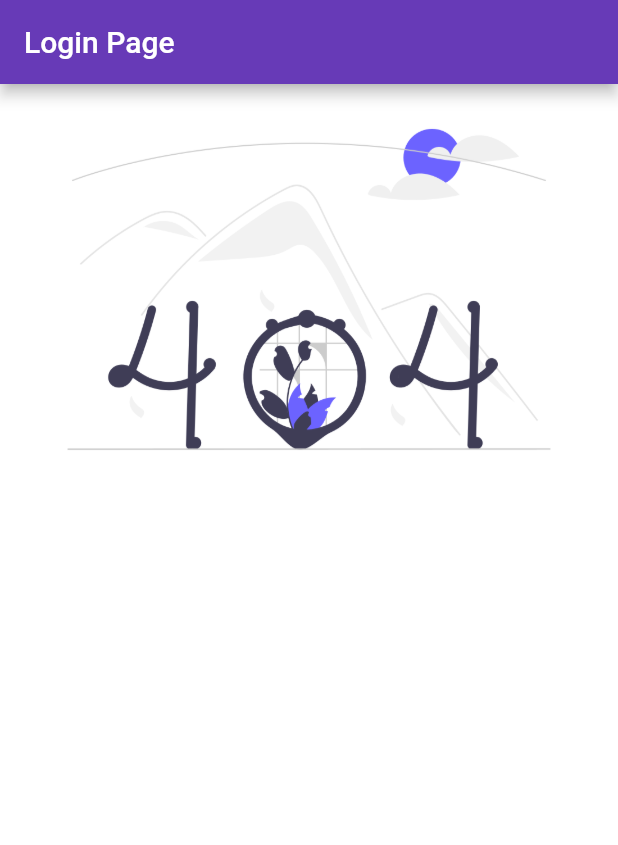
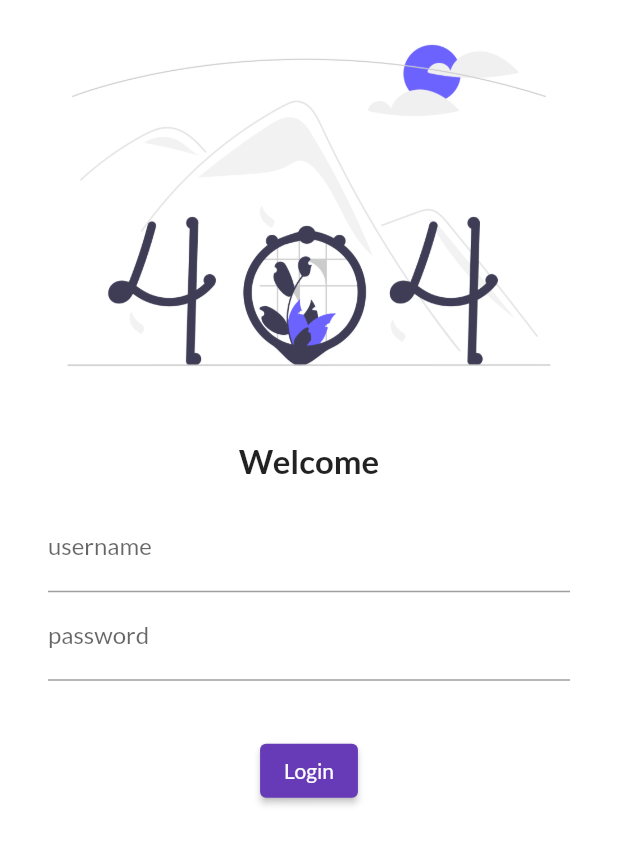
Before and after one commit to i-am-HRISHABH/30DaysOfFlutter, a Flutter app: the screen it shows after launch, on a phone screen of 412 x 824 dp. Shown: the top 845 px of the screen. Run offline on Flutter 3.47's test engine with Material 2 defaults, Android fonts, the phone set to English and light mode, and no system bars; our stand-ins replace google_fonts.

Commit message:
day 4 first

```diff
--- a/lib/Pages/loginpage.dart
+++ b/lib/Pages/loginpage.dart
@@ -7,10 +7,50 @@ class LoginPage extends StatelessWidget {
   Widget build(BuildContext context) {
     return Scaffold(
       backgroundColor: Colors.white,
-      appBar: AppBar(title: Text('Login Page'),),
+      // appBar: AppBar(
+      //   title: Text('Login Page'),
+      // ),
       body: Column(
         children: [
-          Image.asset('assets/images/404_error.png')
+          Image.asset('assets/images/404_error.png'),
+          SizedBox(
+            height: 20,
+          ),
+          Text(
+            'Welcome',
+            style: TextStyle(fontSize: 22, fontWeight: FontWeight.bold),
+          ),
+          Padding(
+            padding: const EdgeInsets.symmetric(
+              vertical: 16,
+              horizontal: 32,
+            ),
+            child: Column(
+              children: [
+                TextFormField(
+                  decoration: InputDecoration(
+                    labelText: 'username',
+                    hintText: 'enter the usernsme',
+                  ),
+                ),
+                TextFormField(
+                  decoration: InputDecoration(
+                    labelText: 'password',
+                    hintText: 'enter password',
+                  ),
+                ),
+              ],
+            ),
+          ),
+          SizedBox(
+            height: 20,
+          ),
+          ElevatedButton(
+              onPressed: () {},
+              child: Text(
+                'Login',
+                style: TextStyle(color: Colors.white),
+              )),
         ],
       ),
     );
--- a/lib/main.dart
+++ b/lib/main.dart
@@ -21,6 +21,7 @@ class MyApp extends StatelessWidget {
       theme: ThemeData(
         primarySwatch: Colors.deepPurple,
         primaryTextTheme: GoogleFonts.latoTextTheme(),
+        fontFamily: GoogleFonts.lato().fontFamily,
       ),
       routes: {
         "/": (context) => LoginPage(),
```
